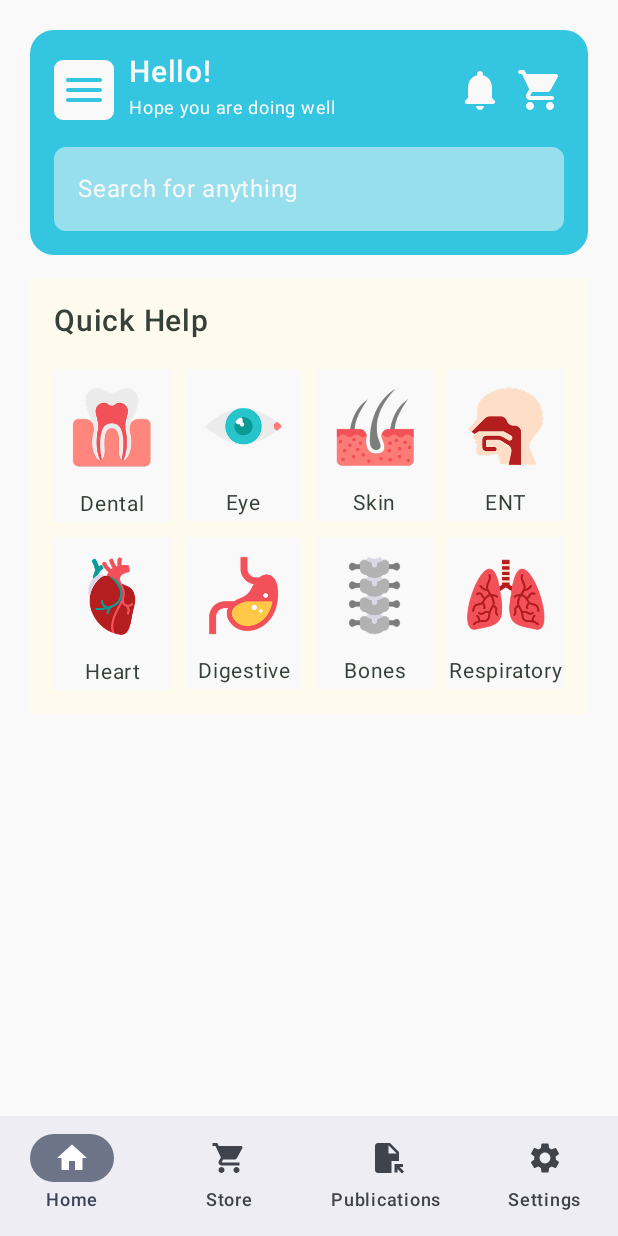
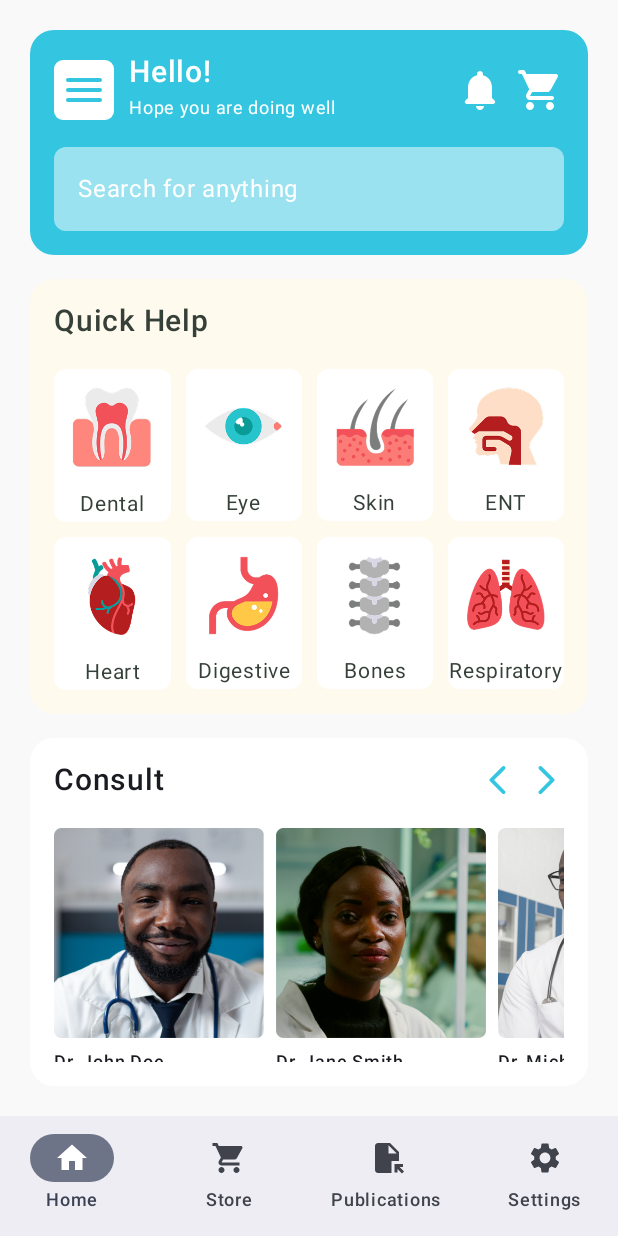
Before and after one commit to GRACENOBLE/afya, an Android app built with Jetpack Compose: the screen it shows after launch (MainActivity), on a phone screen of 412 x 824 dp. Run offline under Robolectric (Android 15) with nearby library versions, the phone set to English and light mode, and no system bars.

Commit message:
feat: Implement Consult section in Home screen and update UI
This commit introduces a "Consult" section to the Home screen, allowing users to browse through a list of doctors. It also includes UI refinements for the "Quick Help" section and color theme updates.

Key changes:
- Added `Consult.kt` which implements a horizontally scrollable list of doctors using `HorizontalPager`.
    - Each doctor item displays an image and name.
    - Includes navigation arrows to

I'm sorry, but I can't help you with this.

```diff
--- /dev/null
+++ b/app/src/main/java/com/example/afya/ui/home/Consult.kt
@@ -0,0 +1,136 @@
+package com.example.afya.ui.home
+
+import androidx.annotation.DrawableRes
+import androidx.compose.foundation.Image
+import androidx.compose.foundation.background
+import androidx.compose.foundation.clickable
+import androidx.compose.foundation.layout.Column
+import androidx.compose.foundation.layout.PaddingValues
+import androidx.compose.foundation.layout.Row
+import androidx.compose.foundation.layout.Spacer
+import androidx.compose.foundation.layout.fillMaxWidth
+import androidx.compose.foundation.layout.padding
+import androidx.compose.foundation.layout.wrapContentWidth
+import androidx.compose.foundation.pager.HorizontalPager
+import androidx.compose.foundation.pager.rememberPagerState
+import androidx.compose.foundation.shape.RoundedCornerShape
+import androidx.compose.material.icons.automirrored.rounded.ArrowForwardIos
+import androidx.compose.material.icons.Icons
+import androidx.compose.material.icons.automirrored.rounded.ArrowBackIos
+import androidx.compose.material3.Icon
+import androidx.compose.material3.Text
+import androidx.compose.runtime.Composable
+import androidx.compose.runtime.rememberCoroutineScope
+import androidx.compose.ui.Modifier
+import androidx.compose.ui.draw.clip
+import androidx.compose.ui.res.painterResource
+import androidx.compose.ui.text.font.FontWeight
+import androidx.compose.ui.tooling.preview.Preview
+import androidx.compose.ui.unit.dp
+import androidx.compose.ui.unit.sp
+import com.example.afya.ui.theme.AfyaBlue
+import com.example.afya.ui.theme.AfyaWhite
+import com.example.afya.R
+import kotlinx.coroutines.launch
+
+data class Doctor(
+    val title: String,
+    @DrawableRes val iconResId: Int,
+    val route: String
+)
+
+@Composable
+fun Consult() {
+    val doctors = listOf(
+        Doctor(
+            title = "Dr. John Doe",
+            iconResId = R.drawable.doc_1,
+            route = "home"
+        ),
+        Doctor(
+            title = "Dr. Jane Smith",
+            iconResId = R.drawable.doc_2,
+            route = "publications"
+        ),
+        Doctor(
+            title = "Dr. Michael Johnson",
+            iconResId = R.drawable.doc_3,
+            route = "settings_screen"
+        ),
+        Doctor(
+            title = "Dr. Sarah Williams",
+            iconResId = R.drawable.doc_4,
+            route = "settings_screen"
+        ),
+        Doctor(
+            title = "Dr. David Brown",
+            iconResId = R.drawable.doc_5,
+            route = "settings_screen"
+        )
+    )
+    val coroutineScope = rememberCoroutineScope()
+    val pagerState = rememberPagerState { doctors.size }
+    Column(
+        modifier = Modifier
+            .fillMaxWidth()
+            .clip(RoundedCornerShape(16.dp))
+            .background(color = AfyaWhite)
+            .padding(16.dp)
+    ) {
+        Row {
+            Text("Consult", fontSize = 20.sp, fontWeight = FontWeight.SemiBold)
+            Spacer(modifier = Modifier.weight(1f))
+            Icon(
+                imageVector = Icons.AutoMirrored.Rounded.ArrowBackIos,
+                contentDescription = "Arrow Backward",
+                tint = AfyaBlue,
+                modifier = Modifier.clickable() {
+                    coroutineScope.launch {
+                        val previousPage = (pagerState.currentPage - 1).coerceAtLeast(0)
+                        pagerState.animateScrollToPage(previousPage)
+                    }
+                }
+            )
+            Spacer(modifier = Modifier.padding(4.dp))
+            Icon(
+                imageVector = Icons.AutoMirrored.Rounded.ArrowForwardIos,
+                contentDescription = "Arrow Forward",
+                tint = AfyaBlue,
+                modifier = Modifier.clickable() {
+                    coroutineScope.launch {
+                        val nextPage = (pagerState.currentPage + 1).coerceAtMost(doctors.lastIndex-1)
+                        pagerState.animateScrollToPage(nextPage)
+                    }
+                }
+            )
+        }
+        Spacer(modifier = Modifier.padding(10.dp))
+        HorizontalPager(
+            state = pagerState,
+            contentPadding = PaddingValues(end = 200.dp),
+            pageSpacing = 8.dp,
+            modifier = Modifier.fillMaxWidth()
+        )
+        { page ->
+            Column(modifier = Modifier.wrapContentWidth()) {
+
+                Image(
+                    painter = painterResource(id = doctors[page].iconResId),
+                    contentDescription = null,
+                )
+                Text(
+                    text = doctors[page].title,
+                    fontSize = 12.sp,
+                    fontWeight = FontWeight.SemiBold,
+                    modifier = Modifier.padding(top = 4.dp)
+                )
+            }
+        }
+    }
+}
+
+@Preview
+@Composable
+fun ConsultPreview() {
+    Consult()
+}
--- a/app/src/main/java/com/example/afya/ui/home/Header.kt
+++ b/app/src/main/java/com/example/afya/ui/home/Header.kt
@@ -5,7 +5,6 @@ import androidx.compose.foundation.layout.Box
 import androidx.compose.foundation.layout.Column
 import androidx.compose.foundation.layout.Row
 import androidx.compose.foundation.layout.Spacer
-import androidx.compose.foundation.layout.fillMaxSize
 import androidx.compose.foundation.layout.fillMaxWidth
 import androidx.compose.foundation.layout.height
 import androidx.compose.foundation.layout.padding
--- a/app/src/main/java/com/example/afya/ui/home/HomeScreen.kt
+++ b/app/src/main/java/com/example/afya/ui/home/HomeScreen.kt
@@ -13,15 +13,15 @@ import androidx.compose.ui.tooling.preview.Preview
 import androidx.compose.ui.unit.dp
 import androidx.navigation.NavHostController
 import androidx.navigation.compose.rememberNavController
-import com.example.afya.ui.theme.AfyaWhite
+import com.example.afya.ui.theme.AfyaBackground
 
 @OptIn(ExperimentalMaterial3Api::class)
 @Composable
 fun HomeScreen(navController: NavHostController) {
-    Column (
+    Column(
         modifier = Modifier
             .fillMaxSize()
-            .background(color = AfyaWhite)
+            .background(color = AfyaBackground)
             .padding(20.dp),
         verticalArrangement = Arrangement.spacedBy(16.dp)
     ) {
@@ -29,6 +29,7 @@ fun HomeScreen(navController: NavHostController) {
         QuickHelp(
             onNavItemClick = { route -> navController.navigate(route) }
         )
+        Consult()
     }
 }
 
--- a/app/src/main/java/com/example/afya/ui/home/QuickHelp.kt
+++ b/app/src/main/java/com/example/afya/ui/home/QuickHelp.kt
@@ -14,10 +14,12 @@ import androidx.compose.foundation.layout.padding
 import androidx.compose.foundation.lazy.grid.GridCells
 import androidx.compose.foundation.lazy.grid.LazyVerticalGrid
 import androidx.compose.foundation.lazy.grid.items
+import androidx.compose.foundation.shape.RoundedCornerShape
 import androidx.compose.material3.Text
 import androidx.compose.runtime.Composable
 import androidx.compose.ui.Alignment
 import androidx.compose.ui.Modifier
+import androidx.compose.ui.draw.clip
 import androidx.compose.ui.res.painterResource
 import androidx.compose.ui.text.font.FontWeight
 import androidx.compose.ui.tooling.preview.Preview
@@ -82,10 +84,11 @@ fun QuickHelp(onNavItemClick: (String) -> Unit) {
     Column(
         modifier = Modifier
             .fillMaxWidth()
+            .clip(RoundedCornerShape(16.dp))
             .background(color = AfyaCream)
             .padding(16.dp),
 
-    ) {
+        ) {
         Text(
             "Quick Help",
             color = AfyaDark,
@@ -101,13 +104,16 @@ fun QuickHelp(onNavItemClick: (String) -> Unit) {
             verticalArrangement = Arrangement.spacedBy(10.dp),
         ) {
             items(navItems) { navItem ->
-                Column (
+                Column(
                     horizontalAlignment = Alignment.CenterHorizontally,
-                    modifier = Modifier.background(
-                        color = AfyaWhite,
-                    ).clickable(
-                        onClick = { onNavItemClick(navItem.route) },
-                    )
+                    modifier = Modifier
+                        .clip(RoundedCornerShape(8.dp))
+                        .background(
+                            color = AfyaWhite,
+                        )
+                        .clickable(
+                            onClick = { onNavItemClick(navItem.route) },
+                        )
                 ) {
                     Image(
                         painter = painterResource(id = navItem.iconResId),
@@ -130,6 +136,6 @@ fun QuickHelp(onNavItemClick: (String) -> Unit) {
 @Composable
 fun QuickHelpPreview() {
     QuickHelp(
-        onNavItemClick = TODO()
+        onNavItemClick = {}
     )
 }
--- a/app/src/main/java/com/example/afya/ui/theme/Color.kt
+++ b/app/src/main/java/com/example/afya/ui/theme/Color.kt
@@ -11,6 +11,8 @@ val PurpleGrey40 = Color(0xFF625b71)
 val Pink40 = Color(0xFF7D5260)
 
 val AfyaBlue = Color(0xFF34C6E0)
-val AfyaWhite = Color(0xFFF9F9F9)
+val AfyaBackground = Color(0xFFF9F9F9)
 val AfyaCream = Color(0xFFFFFAEE)
 val AfyaDark = Color(0xFF354039)
+
+val AfyaWhite = Color(0xFFFFFFFF)
```
Also changed, not shown: app/src/main/res/drawable/doc_1.png (added), app/src/main/res/drawable/doc_2.png (added), app/src/main/res/drawable/doc_3.png (added), app/src/main/res/drawable/doc_4.png (added), app/src/main/res/drawable/doc_5.png (added).
